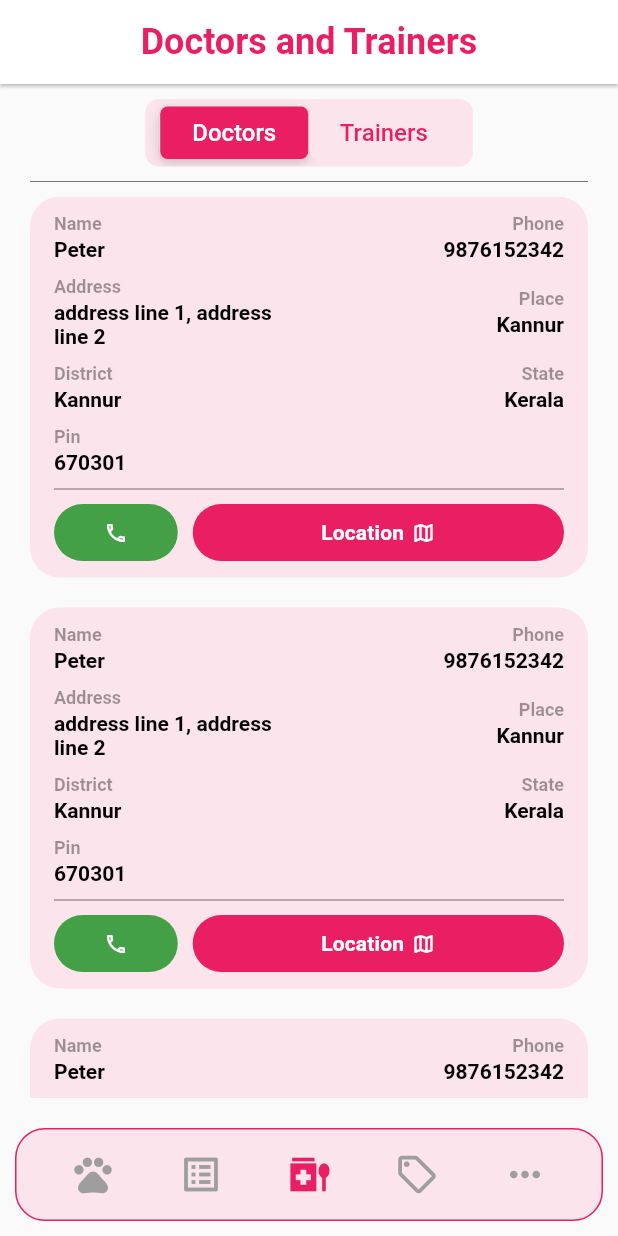
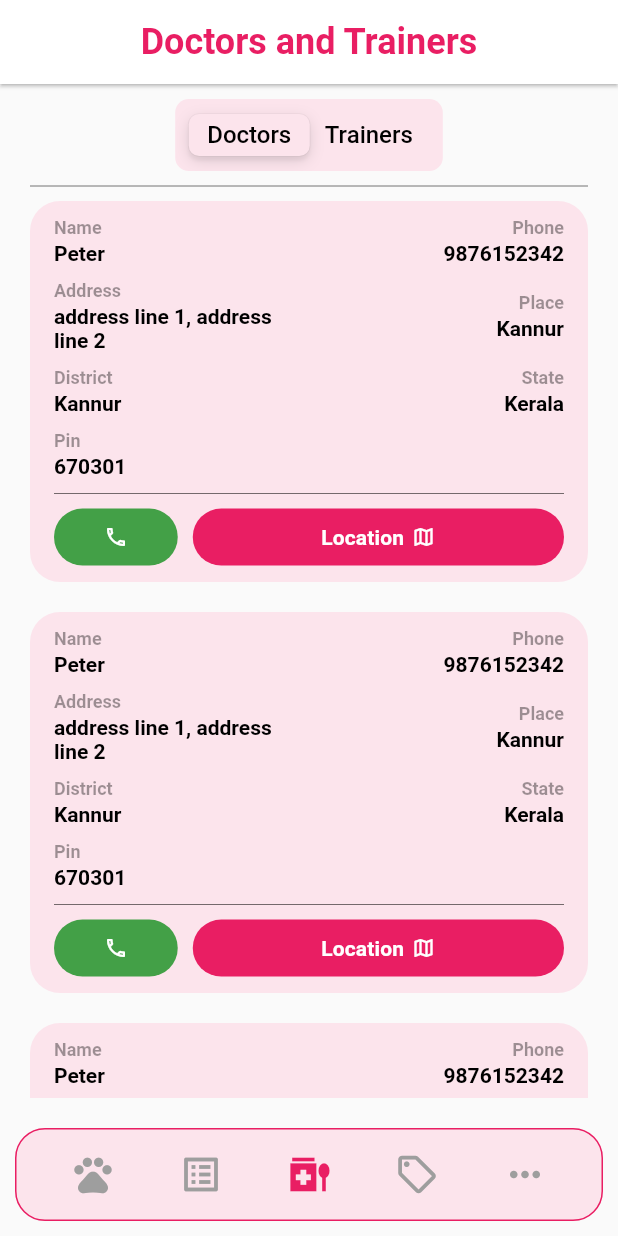
Before and after one commit to Aiswarya16/petsmart, a Flutter app: the HomeScreen screen opened directly, item 3 of the bottom bar chosen, on a phone screen of 412 x 824 dp. Run offline on Flutter 3.47's test engine with Material 2 defaults, Android fonts, the phone set to English and light mode, and no system bars; our stand-ins replace bloc, cached_network_image, file_picker, flutter_bloc, flutter_carousel_widget, google_fonts and 2 more; accounts and stored records are empty; network calls fail; Roboto replaces fonts that are missing (Piazzolla).

Commit message:
cupertino sliding segment design fix

```diff
--- a/lib/ui/screen/home_screen_section/doctors_and_trainers_screen.dart
+++ b/lib/ui/screen/home_screen_section/doctors_and_trainers_screen.dart
@@ -12,7 +12,7 @@ class DoctorsAndTrainersScreen extends StatefulWidget {
 }
 
 class _DoctorsAndTrainersScreenState extends State<DoctorsAndTrainersScreen> {
-  int? groupValue = 0;
+  String? groupValue = 'doctor';
   @override
   Widget build(BuildContext context) {
     return SafeArea(
@@ -32,50 +32,22 @@ class _DoctorsAndTrainersScreenState extends State<DoctorsAndTrainersScreen> {
               groupValue: groupValue,
               padding: const EdgeInsets.symmetric(
                 horizontal: 10,
-                vertical: 5,
+                vertical: 10,
               ),
               children: {
-                0: Material(
-                  borderRadius: BorderRadius.circular(5),
-                  color: groupValue == 0 ? Colors.pink : Colors.pink[50],
-                  child: Padding(
-                    padding:
-                        const EdgeInsets.symmetric(horizontal: 10, vertical: 8),
-                    child: Center(
-                      child: Text(
-                        'Doctors',
-                        style: Theme.of(context)
-                            .textTheme
-                            .titleMedium
-                            ?.copyWith(
-                              color:
-                                  groupValue == 0 ? Colors.white : Colors.pink,
-                              fontWeight: FontWeight.w500,
-                            ),
+                'doctor': Text(
+                  'Doctors',
+                  style: Theme.of(context).textTheme.titleMedium!.copyWith(
+                        color: Colors.black,
+                        fontWeight: FontWeight.w500,
                       ),
-                    ),
-                  ),
                 ),
-                1: Material(
-                  borderRadius: BorderRadius.circular(5),
-                  color: groupValue == 1 ? Colors.pink : Colors.pink[50],
-                  child: Padding(
-                    padding:
-                        const EdgeInsets.symmetric(horizontal: 10, vertical: 8),
-                    child: Center(
-                      child: Text(
-                        'Trainers',
-                        style: Theme.of(context)
-                            .textTheme
-                            .titleMedium
-                            ?.copyWith(
-                              color:
-                                  groupValue == 1 ? Colors.white : Colors.pink,
-                              fontWeight: FontWeight.w500,
-                            ),
+                'trainer': Text(
+                  'Trainers',
+                  style: Theme.of(context).textTheme.titleMedium!.copyWith(
+                        color: Colors.black,
+                        fontWeight: FontWeight.w500,
                       ),
-                    ),
-                  ),
                 ),
               },
               onValueChanged: (value) {
@@ -87,7 +59,7 @@ class _DoctorsAndTrainersScreenState extends State<DoctorsAndTrainersScreen> {
               color: Colors.black54,
               height: 20,
             ),
-            groupValue == 0
+            groupValue == 'doctor'
                 ? Expanded(
                     child: SingleChildScrollView(
                       child: Wrap(
--- a/lib/ui/widget/complaint_card.dart
+++ b/lib/ui/widget/complaint_card.dart
@@ -11,7 +11,6 @@ class ComplaintCard extends StatelessWidget {
     return CustomCard(
       color: Colors.red[50],
       hoverBorderColor: Colors.red,
-      child: SizedBox(
       child: Padding(
         padding: const EdgeInsets.symmetric(horizontal: 15, vertical: 10),
         child: Column(
@@ -37,7 +36,6 @@ class ComplaintCard extends StatelessWidget {
           ],
         ),
       ),
-      ),
     );
   }
 }
--- a/lib/ui/widget/suggestion_card.dart
+++ b/lib/ui/widget/suggestion_card.dart
@@ -9,7 +9,6 @@ class SuggestionCard extends StatelessWidget {
   @override
   Widget build(BuildContext context) {
     return CustomCard(
-      child: SizedBox(
       child: Padding(
         padding: const EdgeInsets.symmetric(horizontal: 15, vertical: 10),
         child: Column(
@@ -35,7 +34,6 @@ class SuggestionCard extends StatelessWidget {
           ],
         ),
       ),
-      ),
     );
   }
 }
```
Also changed, not shown: lib/ui/screen/home_screen_section/orders_screen.dart (+11 -68 lines). Lines whose indentation alone changed are shown as unchanged.
